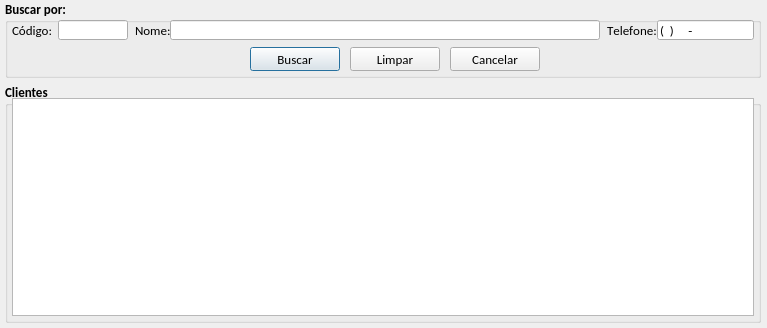
Qt form loja/tela_listar_clientes.ui (jmessias1725/sexloja) before a commit.
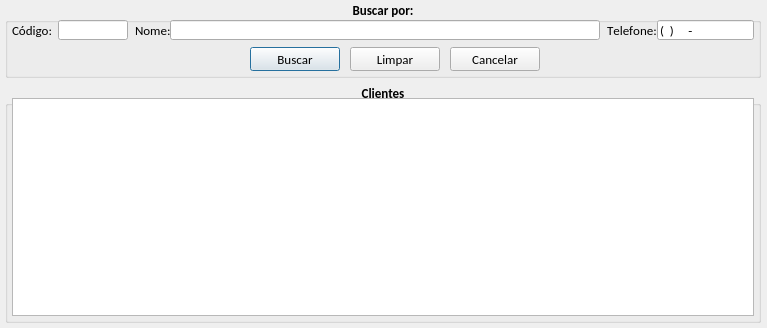
The same form after that commit. Icons and pictures are not drawn.

What changed in the file:
```diff
--- a/loja/tela_listar_clientes.ui
+++ b/loja/tela_listar_clientes.ui
@@ -41,6 +41,9 @@
    <property name="title">
     <string>Buscar por:</string>
    </property>
+   <property name="alignment">
+    <set>Qt::AlignCenter</set>
+   </property>
    <widget class="QLabel" name="lb_codigo">
     <property name="geometry">
      <rect>
@@ -350,6 +353,9 @@
    <property name="title">
     <string>Clientes</string>
    </property>
+   <property name="alignment">
+    <set>Qt::AlignCenter</set>
+   </property>
    <widget class="QTableView" name="tv_clientes">
     <property name="geometry">
      <rect>
```
